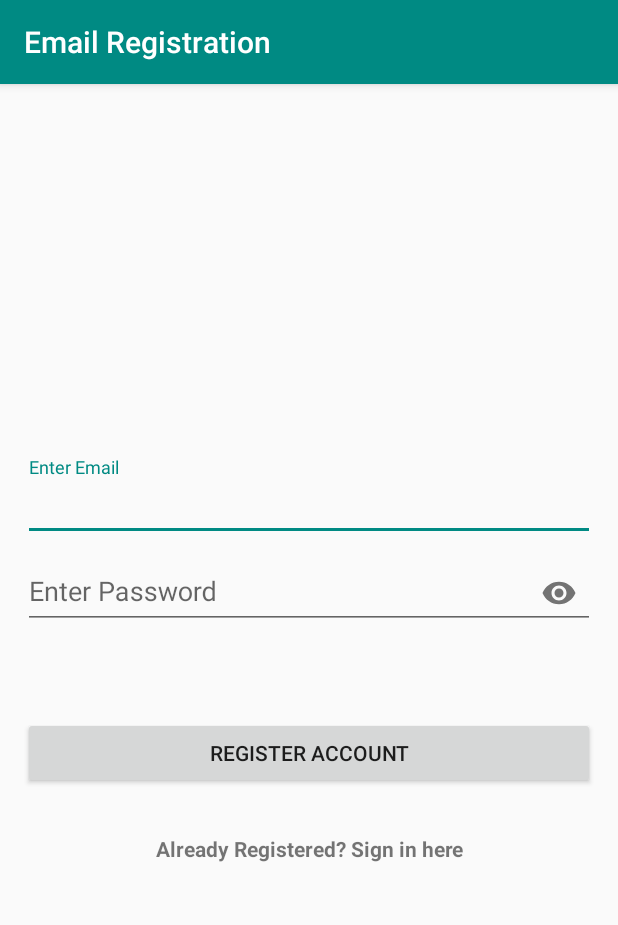
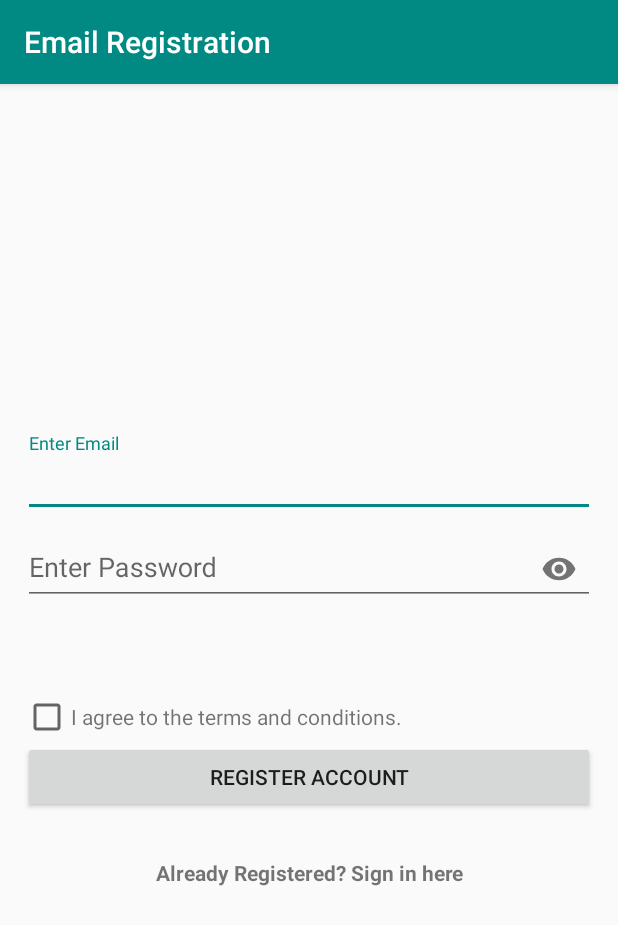
Before and after one commit to JohnReinel98/speak_up_chat, an Android app: the UserRegister screen opened directly, with no data from a screen before it, on a phone screen of 412 x 824 dp. Shown: the top 925 px of the screen. Run offline under Robolectric (Android 15) with nearby library versions, the phone set to English and light mode, and no system bars; our stand-ins replace Firebase (no records; nobody signed in at launch, a user with empty details on screens opened directly).

Commit message:
Added Checkbox and Terms link

```diff
--- a/app/src/main/java/com/sendbird/android/sample/user/UserRegister.java
+++ b/app/src/main/java/com/sendbird/android/sample/user/UserRegister.java
@@ -12,6 +12,7 @@ import android.text.TextWatcher;
 import android.util.Patterns;
 import android.view.View;
 import android.widget.Button;
+import android.widget.CheckBox;
 import android.widget.TextView;
 import android.widget.Toast;
 
@@ -24,9 +25,10 @@ import com.sendbird.android.sample.R;
 public class UserRegister extends AppCompatActivity implements View.OnClickListener{
     private Button btnRegister;
     private TextInputLayout txtemail,txtpass, txtconfirmpassw;;
-    private TextView linkSignin;
+    private TextView linkSignin, linkTerms;
     private ProgressDialog progressDialog;
     private FirebaseAuth firebaseAuth;
+    private CheckBox cbTerms;
     @Override
     protected void onCreate(Bundle savedInstanceState) {
         super.onCreate(savedInstanceState);
@@ -34,14 +36,27 @@ public class UserRegister extends AppCompatActivity implements View.OnClickListe
         progressDialog = new ProgressDialog(this);
         firebaseAuth = FirebaseAuth.getInstance();
 
-
+        cbTerms = findViewById(R.id.cbTerms);
         btnRegister = (Button)findViewById(R.id.btnReg);
         txtemail = findViewById(R.id.txtemail);
         txtpass = findViewById(R.id.txtpassw);
         txtconfirmpassw = findViewById(R.id.txtconfirmpassw);
         linkSignin = findViewById(R.id.linkSign);
+        linkTerms = findViewById(R.id.txtTerms);
 
         btnRegister.setOnClickListener(this);
+
+        linkTerms.setOnClickListener(new View.OnClickListener() {
+            @Override
+            public void onClick(View v) {
+                if (checkToggle()) {
+                    Toast.makeText(getApplicationContext(), "true", Toast.LENGTH_LONG).show();
+                } else {
+                    Toast.makeText(getApplicationContext(), "false", Toast.LENGTH_LONG).show();
+                }
+
+            }
+        });
 
         txtpass.getEditText().addTextChangedListener(new TextWatcher() {
             @Override
@@ -135,4 +150,12 @@ public class UserRegister extends AppCompatActivity implements View.OnClickListe
         finish();
         startActivity(i);
     }
+
+    private boolean checkToggle() {
+        if (cbTerms.isChecked()){
+            return true;
+        } else {
+            return false;
+        }
+    }
 }
--- a/app/src/main/res/layout/activity_user_register.xml
+++ b/app/src/main/res/layout/activity_user_register.xml
@@ -59,6 +59,21 @@
                 />
         </android.support.design.widget.TextInputLayout>
 
+        <LinearLayout
+            android:layout_width="match_parent"
+            android:layout_height="wrap_content"
+            android:orientation="horizontal">
+            <CheckBox
+                android:id="@+id/cbTerms"
+                android:layout_width="wrap_content"
+                android:layout_height="wrap_content" />
+            <TextView
+                android:id="@+id/txtTerms"
+                android:layout_width="wrap_content"
+                android:layout_height="wrap_content"
+                android:text="I agree to the terms and conditions."/>
+        </LinearLayout>
+
         <Button
             android:layout_width="match_parent"
             android:layout_height="wrap_content"
```
